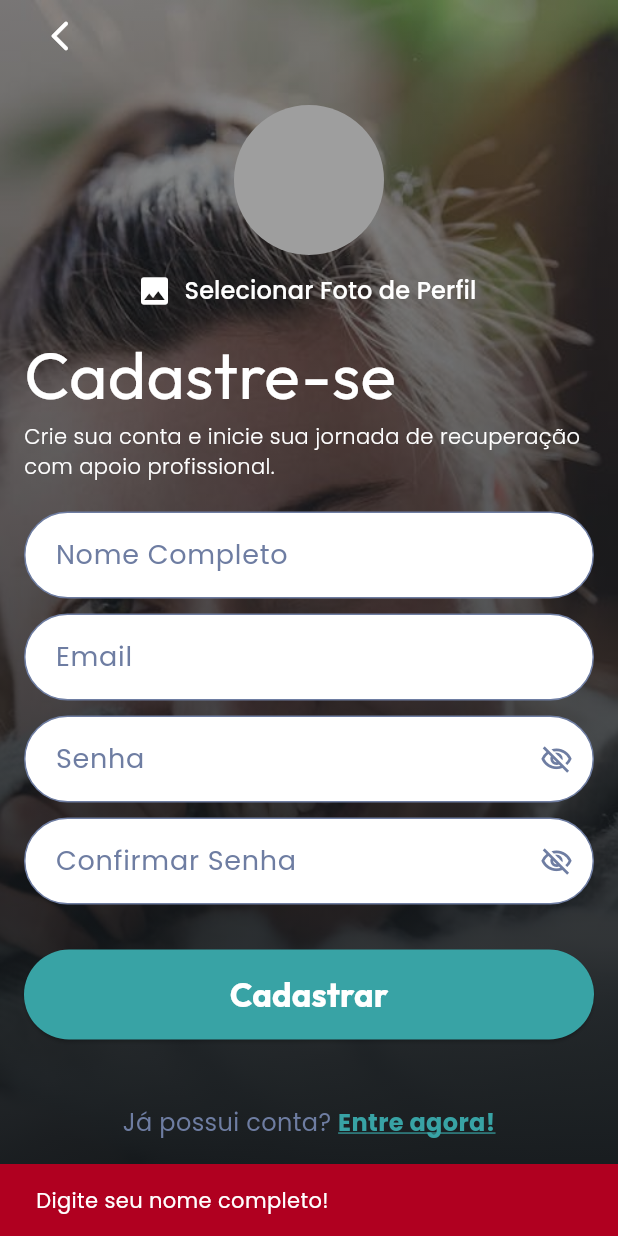
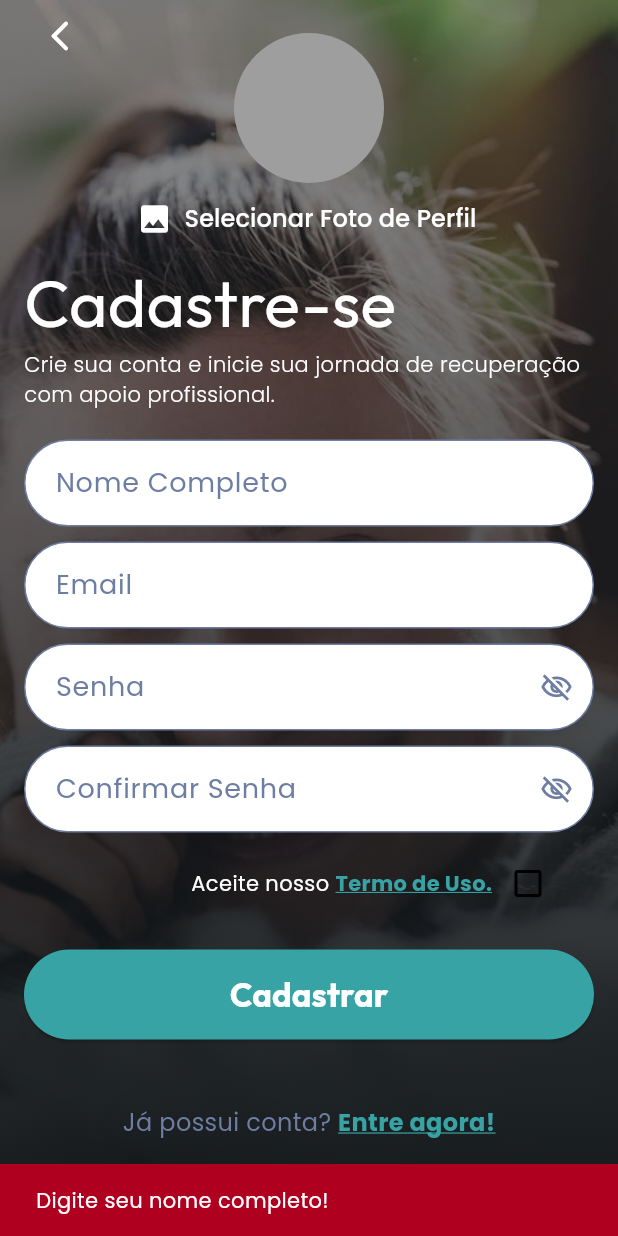
Before and after one commit to zampini28/neofrontend, a Flutter app: the SignupPatientPage screen opened by its route, after a tap on "Cadastrar", on a phone screen of 412 x 824 dp. Run offline on Flutter 3.47's test engine with Material 3 defaults, Android fonts, the light colour scheme and no system bars; our stand-ins replace cached_network_image, device_preview, dio, email_validator, flutter_secure_storage, image_picker and 6 more; missing offline and left inert: dart:js_interop, flutter_barcode_scanner, mobile_scanner, stomp_dart_client; accounts and stored records are empty.

Commit message:
impl termo de uso

```diff
--- a/lib/components/patient/auth/form_signup_patient.dart
+++ b/lib/components/patient/auth/form_signup_patient.dart
@@ -4,6 +4,7 @@ import 'package:physioapp/exception/auth_signup_exception.dart';
 import 'package:physioapp/services/auth/auth_form.dart';
 import 'package:physioapp/utils/signup_page_form.dart';
 import 'package:provider/provider.dart';
+import 'package:url_launcher/url_launcher.dart';
 
 class FormSignUpPatient extends StatefulWidget {
   final void Function(AuthFormData) onSubmited;
@@ -17,6 +18,8 @@ class FormSignUpPatient extends StatefulWidget {
 }
 
 class FormSignUpPatientState extends State<FormSignUpPatient> {
+  bool termOfUseAccepted = false;
+  final Uri urlTermOfUse = Uri.parse('https://zampini28.github.io/termo-de-uso-physioapp');
   // Atributos de controle
   final AuthFormData _authForm = AuthFormData();
   final _authException = AuthSignupException();
@@ -31,17 +34,13 @@ class FormSignUpPatientState extends State<FormSignUpPatient> {
     if (isValid == false) return;
 
     // Validação de campos
-    if (_authForm.name == null ||
-        _authForm.name!.isEmpty ||
-        _authForm.name!.length < 5) {
+    if (_authForm.name == null || _authForm.name!.isEmpty || _authForm.name!.length < 5) {
       return _authException.showErrorValidate(
         message: 'Digite seu nome completo!',
         context: context,
       );
     }
-    if (_authForm.email == null ||
-        _authForm.email!.isEmpty ||
-        !_authForm.email!.contains('@')) {
+    if (_authForm.email == null || _authForm.email!.isEmpty || !_authForm.email!.contains('@')) {
       return _authException.showErrorValidate(
         message: 'Digite um e-mail valído!',
         context: context,
@@ -58,6 +57,13 @@ class FormSignUpPatientState extends State<FormSignUpPatient> {
     if (_passwordController.text != _authForm.password) {
       return _authException.showErrorValidate(
         message: 'As senhas digitadas estão divergentes!',
+        context: context,
+      );
+    }
+
+    if (!termOfUseAccepted) {
+      return _authException.showErrorValidate(
+        message: 'Você deve aceitar os termos de uso!',
         context: context,
       );
     }
@@ -79,8 +85,7 @@ class FormSignUpPatientState extends State<FormSignUpPatient> {
                 label: Text(
                   'Nome Completo',
                   style: TextStyle(
-                    fontFamily:
-                        Theme.of(context).textTheme.bodyMedium?.fontFamily,
+                    fontFamily: Theme.of(context).textTheme.bodyMedium?.fontFamily,
                     color: Theme.of(context).textTheme.labelMedium?.color,
                     fontSize: 18,
                     fontWeight: FontWeight.normal,
@@ -98,8 +103,7 @@ class FormSignUpPatientState extends State<FormSignUpPatient> {
                 label: Text(
                   'Email',
                   style: TextStyle(
-                    fontFamily:
-                        Theme.of(context).textTheme.bodyMedium?.fontFamily,
+                    fontFamily: Theme.of(context).textTheme.bodyMedium?.fontFamily,
                     color: Theme.of(context).textTheme.labelMedium?.color,
                     fontSize: 18,
                     fontWeight: FontWeight.normal,
@@ -117,8 +121,7 @@ class FormSignUpPatientState extends State<FormSignUpPatient> {
                 label: Text(
                   'Senha',
                   style: TextStyle(
-                    fontFamily:
-                        Theme.of(context).textTheme.bodyMedium?.fontFamily,
+                    fontFamily: Theme.of(context).textTheme.bodyMedium?.fontFamily,
                     color: Theme.of(context).textTheme.labelMedium?.color,
                     fontSize: 18,
                     fontWeight: FontWeight.normal,
@@ -149,8 +152,7 @@ class FormSignUpPatientState extends State<FormSignUpPatient> {
                 label: Text(
                   'Confirmar Senha',
                   style: TextStyle(
-                    fontFamily:
-                        Theme.of(context).textTheme.bodyMedium?.fontFamily,
+                    fontFamily: Theme.of(context).textTheme.bodyMedium?.fontFamily,
                     color: Theme.of(context).textTheme.labelMedium?.color,
                     fontSize: 18,
                     fontWeight: FontWeight.normal,
@@ -160,8 +162,7 @@ class FormSignUpPatientState extends State<FormSignUpPatient> {
                 suffixIcon: GestureDetector(
                   onTap: () {
                     setState(
-                      () => _visibilityConfirmPassword =
-                          !_visibilityConfirmPassword,
+                      () => _visibilityConfirmPassword = !_visibilityConfirmPassword,
                     );
                   },
                   child: Icon(
@@ -175,6 +176,33 @@ class FormSignUpPatientState extends State<FormSignUpPatient> {
               ),
               keyboardType: TextInputType.visiblePassword,
               obscureText: _visibilityConfirmPassword == true ? false : true,
+            ),
+          ),
+          //  termos de uso
+          Padding(
+            padding: const EdgeInsets.symmetric(horizontal: 20.0),
+            child: Row(
+              mainAxisAlignment: MainAxisAlignment.end,
+              children: [
+                const Text('Aceite nosso', style: TextStyle(color: Colors.white)),
+                const SizedBox(width: 4),
+                GestureDetector(
+                  onTap: () => launchUrl(urlTermOfUse),
+                  child: Text(
+                    'Termo de Uso.',
+                    style: TextStyle(
+                      color: Theme.of(context).colorScheme.primary,
+                      fontWeight: FontWeight.bold,
+                      decoration: TextDecoration.underline,
+                      decorationColor: Theme.of(context).colorScheme.primary,
+                    ),
+                  ),
+                ),
+                Checkbox(
+                  value: termOfUseAccepted,
+                  onChanged: (val) => setState(() => termOfUseAccepted = val ?? false),
+                ),
+              ],
             ),
           ),
           Container(
@@ -198,10 +226,8 @@ class FormSignUpPatientState extends State<FormSignUpPatient> {
                       'Cadastrar',
                       style: TextStyle(
                         color: Colors.white,
-                        fontFamily:
-                            Theme.of(context).textTheme.titleLarge?.fontFamily,
-                        fontSize:
-                            Theme.of(context).textTheme.titleLarge?.fontSize,
+                        fontFamily: Theme.of(context).textTheme.titleLarge?.fontFamily,
+                        fontSize: Theme.of(context).textTheme.titleLarge?.fontSize,
                         fontWeight: FontWeight.w700,
                       ),
                     ),
--- a/lib/utils/domain_connection.dart
+++ b/lib/utils/domain_connection.dart
@@ -1,8 +1,8 @@
 class DomainConnection {
   // static const String _url = 'http://10.8.121.9:8080';
   // static const String _url = 'http://192.168.15.7:8080';
-  // static const String _url = 'http://localhost:8080';
-  static const String _url = 'https://neobackend.fly.dev';
+  static const String _url = 'http://localhost:8080';
+  // static const String _url = 'https://neobackend.fly.dev';
   // static const String _url = 'http://10.8.116.1:8080';
   // static const String _url = 'http://192.168.1.103:8080';
 
--- a/pubspec.yaml
+++ b/pubspec.yaml
@@ -62,6 +62,7 @@ dependencies:
   table_calendar: ^3.2.0
   youtube_player_flutter: ^9.1.3
   cached_network_image: ^3.4.1
+  url_launcher: ^6.3.2
 
 
 dev_dependencies:
```
Also changed, not shown: lib/components/physiotherapist/auth/second_form_signup.dart (+38 -0 lines).
